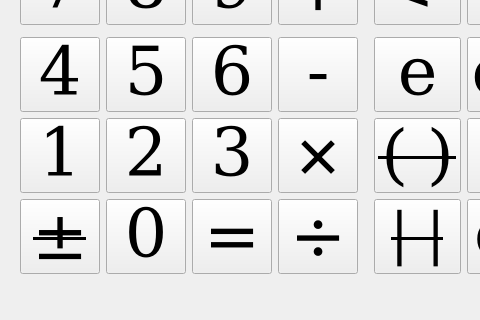
Old version of the form calculator.ui in the repository vo1d-incarnate/laba8; both pictures show x 0 to 480 and y 183 to 503 of the 975 by 503 pixel window.
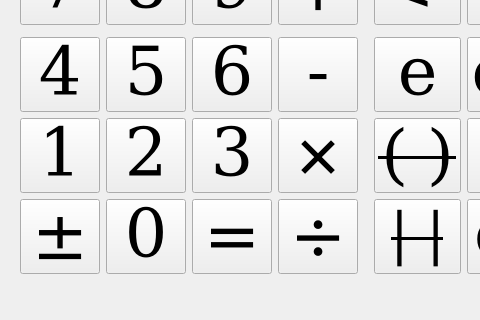
New version of the form.

Diff of the .ui file:
```diff
--- a/calculator.ui
+++ b/calculator.ui
@@ -192,7 +192,7 @@
           <font>
            <family>DejaVu Math TeX Gyre</family>
            <pointsize>50</pointsize>
-           <strikeout>true</strikeout>
+           <strikeout>false</strikeout>
           </font>
          </property>
          <property name="text">
```
